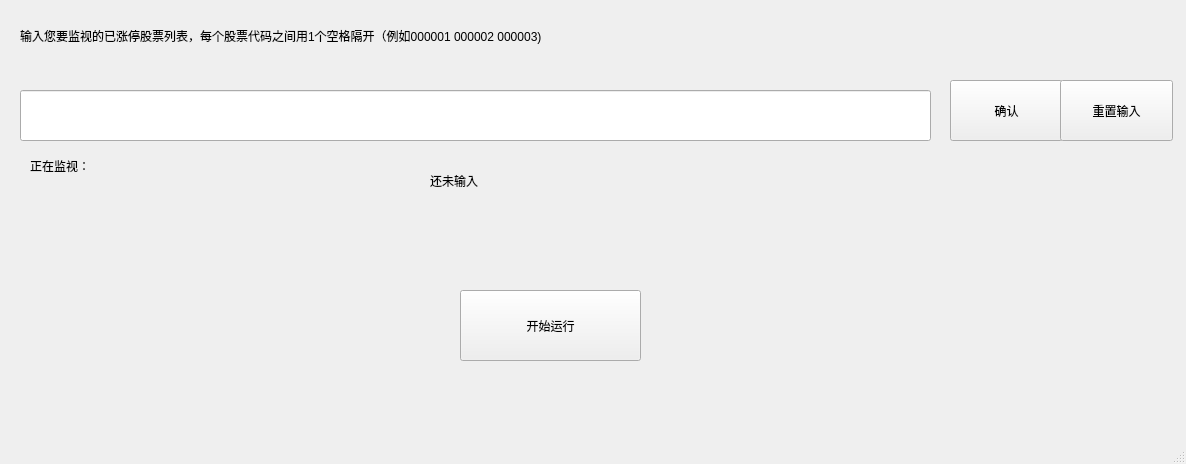
pleiadesian/IdaoWatcher, file IdaoWatcher/watch_limit_main.ui: the form before one commit.
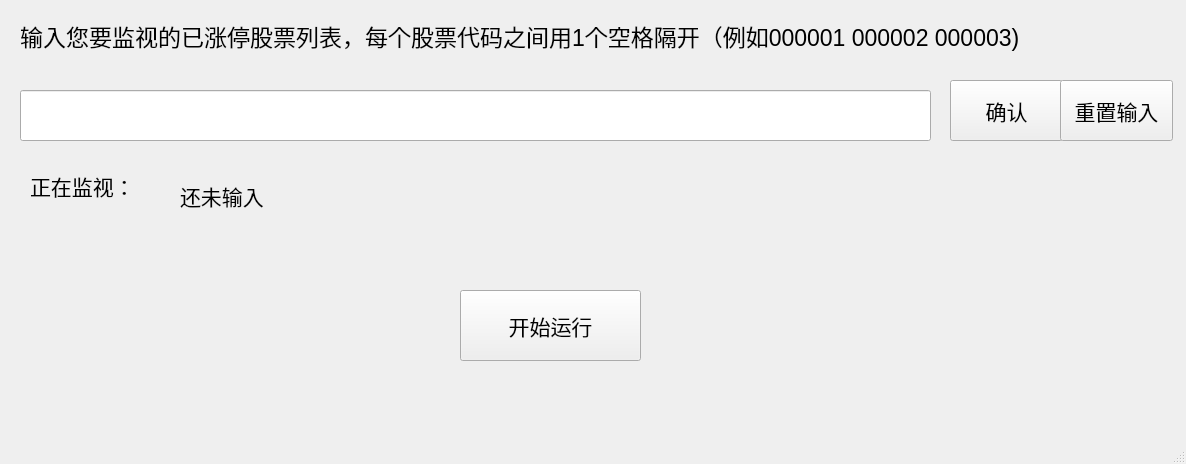
The form after the commit.

Commit message: more friendly font for user

What changed in the file:
```diff
--- a/IdaoWatcher/watch_limit_main.ui
+++ b/IdaoWatcher/watch_limit_main.ui
@@ -23,6 +23,11 @@
       <height>61</height>
      </rect>
     </property>
+    <property name="font">
+     <font>
+      <pointsize>16</pointsize>
+     </font>
+    </property>
     <property name="text">
      <string>确认</string>
     </property>
@@ -46,6 +51,11 @@
       <height>61</height>
      </rect>
     </property>
+    <property name="font">
+     <font>
+      <pointsize>17</pointsize>
+     </font>
+    </property>
     <property name="text">
      <string>输入您要监视的已涨停股票列表，每个股票代码之间用1个空格隔开（例如000001 000002 000003)</string>
     </property>
@@ -54,11 +64,16 @@
     <property name="geometry">
      <rect>
       <x>30</x>
-      <y>130</y>
-      <width>401</width>
+      <y>150</y>
+      <width>131</width>
       <height>71</height>
      </rect>
     </property>
+    <property name="font">
+     <font>
+      <pointsize>16</pointsize>
+     </font>
+    </property>
     <property name="text">
      <string>正在监视：</string>
     </property>
@@ -66,12 +81,17 @@
    <widget class="QLabel" name="label_watch">
     <property name="geometry">
      <rect>
-      <x>430</x>
+      <x>180</x>
       <y>140</y>
-      <width>731</width>
-      <height>81</height>
+      <width>961</width>
+      <height>111</height>
      </rect>
     </property>
+    <property name="font">
+     <font>
+      <pointsize>16</pointsize>
+     </font>
+    </property>
     <property name="text">
      <string>还未输入</string>
     </property>
@@ -88,6 +108,11 @@
       <height>71</height>
      </rect>
     </property>
+    <property name="font">
+     <font>
+      <pointsize>16</pointsize>
+     </font>
+    </property>
     <property name="text">
      <string>开始运行</string>
     </property>
@@ -101,6 +126,11 @@
       <height>61</height>
      </rect>
     </property>
+    <property name="font">
+     <font>
+      <pointsize>16</pointsize>
+     </font>
+    </property>
     <property name="text">
      <string>重置输入</string>
     </property>
```
Left out of the diff: 11 changed lines with no effect on the pictures. The commit also changes 3 other files.
